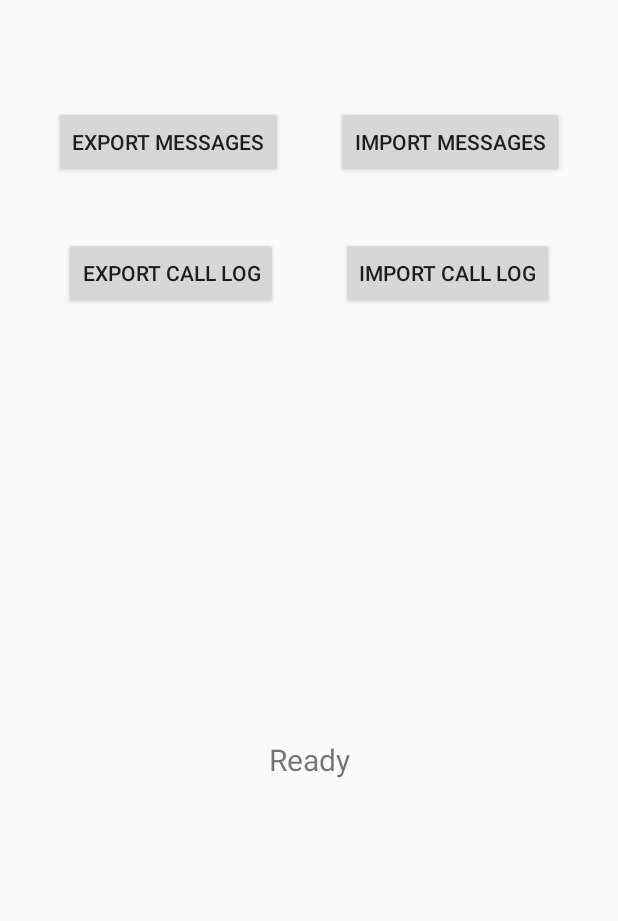
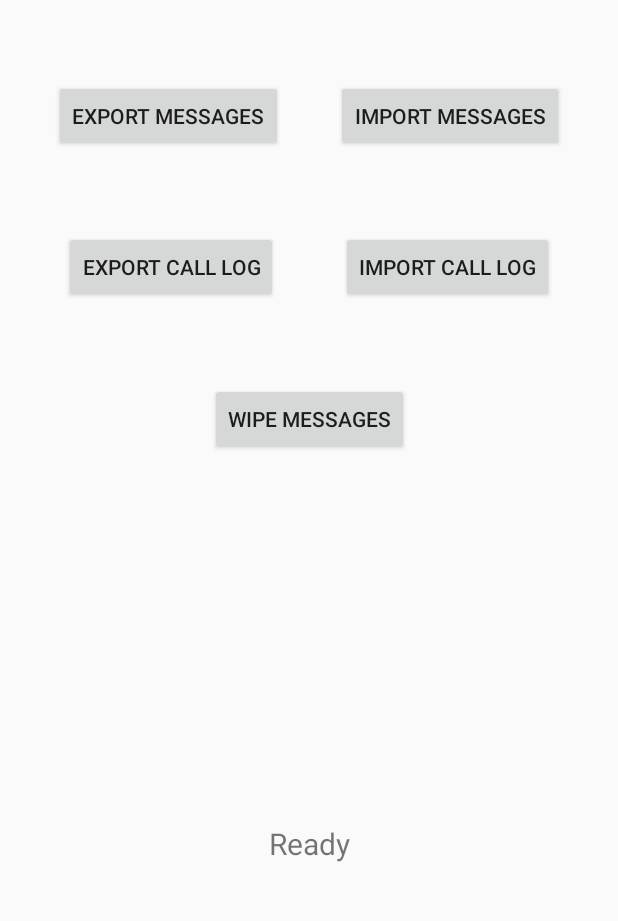
Before and after one commit to tmo1/sms-ie, an Android app: the screen it shows after launch (MainActivity), on a phone screen of 412 x 824 dp, the part 84-1005 px from its top. Run offline under Robolectric (Android 15) with nearby library versions, the phone set to English and light mode, and no system bars.

Commit message:
Implement message wiping
Closes: #23

```diff
--- a/app/src/main/res/layout/activity_main.xml
+++ b/app/src/main/res/layout/activity_main.xml
@@ -30,9 +30,9 @@
         android:layout_width="wrap_content"
         android:layout_height="wrap_content"
         android:gravity="center_horizontal"
+        android:text="@string/ready"
         android:textSize="20sp"
         android:visibility="visible"
-        android:text="@string/ready"
         app:layout_constraintBottom_toBottomOf="parent"
         app:layout_constraintLeft_toLeftOf="parent"
         app:layout_constraintRight_toRightOf="parent"
@@ -43,47 +43,62 @@
         android:layout_width="wrap_content"
         android:layout_height="wrap_content"
         android:text="@string/export_messages_button_label"
-        app:layout_constraintBottom_toBottomOf="@id/guideline3"
-        app:layout_constraintEnd_toStartOf="@+id/import_messages_button"
+        app:layout_constraintTop_toBottomOf="@+id/toolbar"
+        app:layout_constraintBottom_toTopOf="@+id/export_call_log_button"
         app:layout_constraintStart_toStartOf="parent"
-        app:layout_constraintTop_toTopOf="parent" />
+        app:layout_constraintHorizontal_bias="0.5"
+        app:layout_constraintEnd_toStartOf="@+id/import_messages_button" />
 
     <Button
         android:id="@+id/import_messages_button"
         android:layout_width="wrap_content"
         android:layout_height="wrap_content"
         android:text="@string/import_messages_button_label"
-        app:layout_constraintBottom_toBottomOf="@id/guideline3"
-        app:layout_constraintEnd_toEndOf="parent"
+        app:layout_constraintTop_toBottomOf="@+id/toolbar"
+        app:layout_constraintBottom_toTopOf="@+id/import_call_log_button"
         app:layout_constraintStart_toEndOf="@+id/export_messages_button"
-        app:layout_constraintTop_toTopOf="parent" />
+        app:layout_constraintHorizontal_bias="0.5"
+        app:layout_constraintEnd_toEndOf="parent" />
 
     <Button
         android:id="@+id/export_call_log_button"
         android:layout_width="wrap_content"
         android:layout_height="wrap_content"
         android:text="@string/export_call_log_button_label"
-        app:layout_constraintBottom_toTopOf="@+id/guideline3"
+        app:layout_constraintTop_toBottomOf="@+id/export_messages_button"
+        app:layout_constraintBottom_toTopOf="@id/wipe_all_messages_button"
         app:layout_constraintEnd_toStartOf="@+id/import_call_log_button"
-        app:layout_constraintStart_toStartOf="parent"
-        app:layout_constraintTop_toBottomOf="@+id/export_messages_button" />
+        app:layout_constraintHorizontal_bias="0.5"
+        app:layout_constraintStart_toStartOf="parent" />
 
     <Button
         android:id="@+id/import_call_log_button"
         android:layout_width="wrap_content"
         android:layout_height="wrap_content"
         android:text="@string/import_call_log_button_label"
+        app:layout_constraintTop_toBottomOf="@+id/import_messages_button"
+        app:layout_constraintBottom_toTopOf="@id/wipe_all_messages_button"
+        app:layout_constraintEnd_toEndOf="parent"
+        app:layout_constraintHorizontal_bias="0.5"
+        app:layout_constraintStart_toEndOf="@+id/export_call_log_button" />
+
+    <Button
+        android:id="@+id/wipe_all_messages_button"
+        android:layout_width="wrap_content"
+        android:layout_height="wrap_content"
+        android:text="@string/wipe_messages"
+        app:layout_constraintTop_toBottomOf="@id/export_call_log_button"
         app:layout_constraintBottom_toTopOf="@+id/guideline3"
         app:layout_constraintEnd_toEndOf="parent"
-        app:layout_constraintStart_toEndOf="@+id/export_call_log_button"
-        app:layout_constraintTop_toBottomOf="@id/import_messages_button" />
+        app:layout_constraintStart_toStartOf="parent"
+        tools:layout_editor_absoluteY="303dp" />
 
     <androidx.constraintlayout.widget.Guideline
         android:id="@+id/guideline3"
         android:layout_width="wrap_content"
         android:layout_height="wrap_content"
         android:orientation="horizontal"
-        app:layout_constraintGuide_percent="0.3652531" />
+        app:layout_constraintGuide_percent="0.5" />
 
     <androidx.appcompat.widget.Toolbar
         android:id="@+id/toolbar"
@@ -108,6 +123,8 @@
         app:layout_constraintStart_toStartOf="parent"
         app:layout_constraintTop_toTopOf="@+id/guideline3" />
 
+
+
     <!--<CheckBox
         android:id="@+id/checkBox"
         android:layout_width="wrap_content"
--- a/app/src/main/res/values/strings.xml
+++ b/app/src/main/res/values/strings.xml
@@ -49,7 +49,7 @@
     <string name="import_call_log_results">%1$d call(s) imported.\nElapsed time: %2$s</string>
 
     <string name="sms_permissions_required">Exporting messages requires permission to read SMSs and Contacts.</string>
-    <string name="default_sms_app_requirement">This app must be the default SMS app in order to import messages.</string>
+    <string name="default_sms_app_requirement">This app must be the default SMS app in order to import or wipe messages.</string>
     <string name="call_logs_permissions_required">Exporting call logs requires permission to read Call Logs and Contacts.</string>
     <string name="call_logs_read_write_permissions_required">Importing call logs requires permission to read and write Call Logs.</string>
 
@@ -65,4 +65,13 @@
     <string name="scheduled_export_success">%1$d SMS(s), %2$d MMS(s), and %3$d calls exported.</string>
     <string name="scheduled_export_failure">Export unsuccessful - see logcat for more details.</string>
 
+    <string name="wipe_messages">Wipe Messages</string>
+    <string name="dialog_confirm_wipe">WARNING: This will permanently wipe all messages from this device. This action cannot be undone! Are you sure you want to proceed?</string>
+    <string name="wipe">Wipe</string>
+    <string name="cancel">Cancel</string>
+    <string name="wipe_cancelled">Wipe cancelled</string>
+    <string name="messages_wiped">Messages wiped</string>
+    <string name="wiping_sms_messages">Wiping SMS messages …</string>
+    <string name="wiping_mms_messages">Wiping MMS messages …</string>
+
 </resources>
```
Also changed, not shown: app/src/main/java/com/github/tmo1/sms_ie/ImportExport.kt (+18 -0 lines), app/src/main/java/com/github/tmo1/sms_ie/MainActivity.kt (+102 -9 lines), 1 other file.
